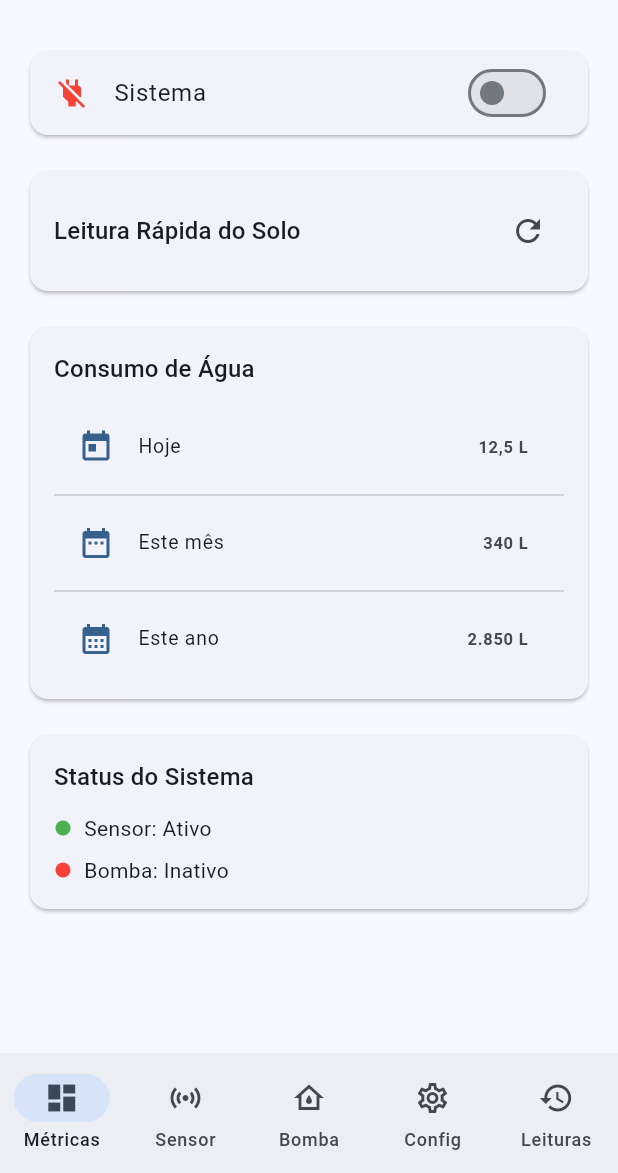
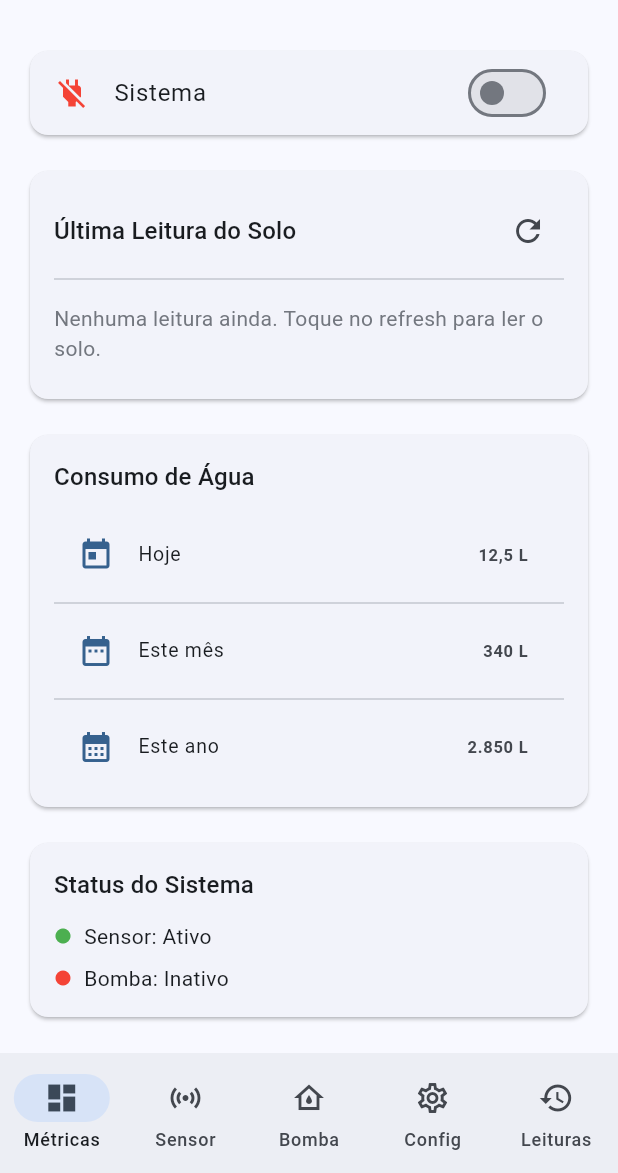
Before and after one commit to EJSeguro/controle-de-irrigacao, a Flutter app: the HomeScreen screen opened directly, on a phone screen of 412 x 824 dp, the part 63-1236 px from its top. Run offline on Flutter 3.47's test engine with Material 3 defaults, Android fonts, the phone set to English and light mode, and no system bars; our stand-ins replace shared_preferences; accounts and stored records are empty.

Commit message:
fix: última leitura sempre visível na tela Métricas

```diff
--- a/app/lib/screens/metrics_screen.dart
+++ b/app/lib/screens/metrics_screen.dart
@@ -80,7 +80,7 @@ class MetricsScreen extends StatelessWidget {
                 Row(
                   mainAxisAlignment: MainAxisAlignment.spaceBetween,
                   children: [
-                    Text('Leitura Rápida do Solo',
+                    Text('Última Leitura do Solo',
                         style: Theme.of(context).textTheme.titleMedium),
                     IconButton(
                       icon: const Icon(Icons.refresh),
@@ -89,11 +89,18 @@ class MetricsScreen extends StatelessWidget {
                     ),
                   ],
                 ),
+                const Divider(),
                 if (ultima != null) ...[
-                  const Divider(),
                   _infoRow('Umidade', '${ultima.umidade}%'),
                   _infoRow('Status', ultima.statusSolo),
                   _infoRow('Data/hora', ultima.horaFormatada),
+                  _infoRow('Tipo', ultima.tipo == 'manual' ? 'Manual' : 'Automática'),
+                ] else ...[
+                  Padding(
+                    padding: const EdgeInsets.symmetric(vertical: 8),
+                    child: Text('Nenhuma leitura ainda. Toque no refresh para ler o solo.',
+                        style: TextStyle(color: Theme.of(context).colorScheme.outline)),
+                  ),
                 ],
               ],
             ),
```
